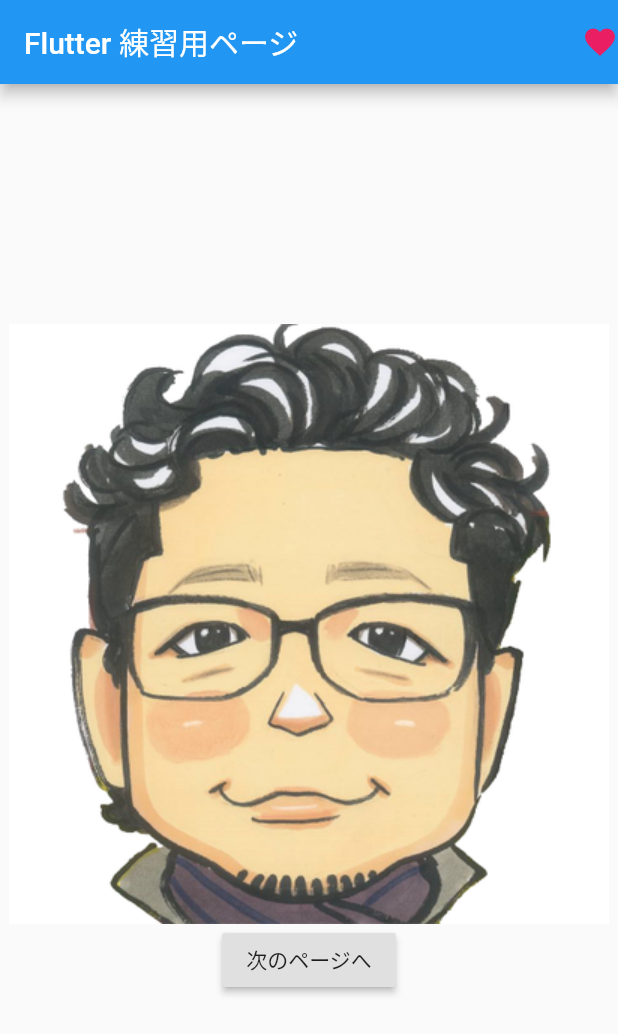
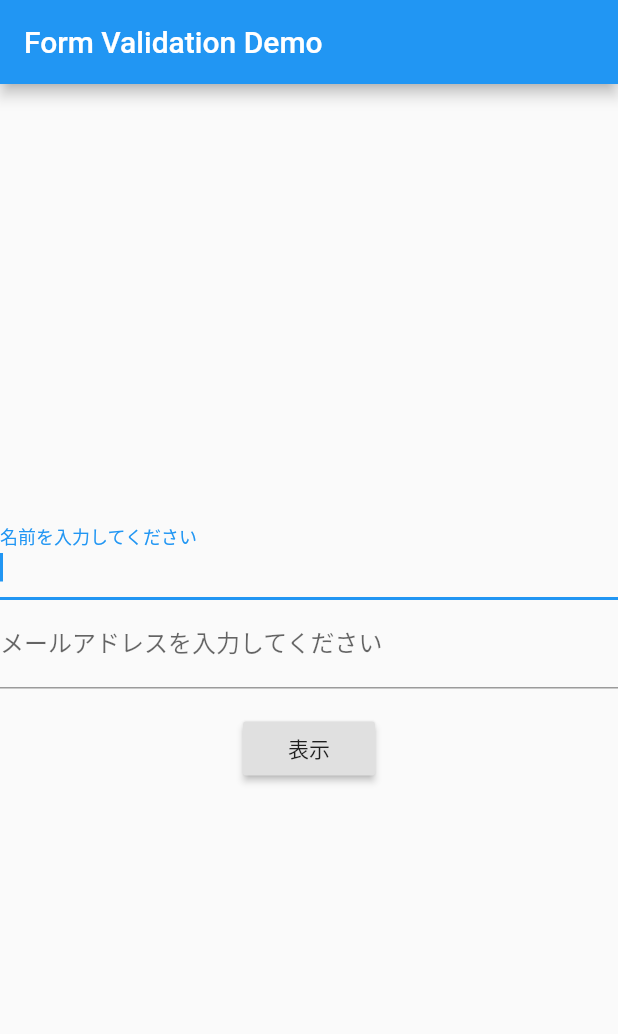
Before and after one commit to ari526msx/roadfor, a Flutter app: the screen it shows after launch, on a phone screen of 412 x 824 dp. Shown: the top 1034 px of the screen. Run offline on Flutter 3.47's test engine with Material 2 defaults, Android fonts, the phone set to English and light mode, and no system bars.

Commit message:
テキストボックス TextBox フォーム入力

```diff
--- a/lib/main.dart
+++ b/lib/main.dart
@@ -9,62 +9,82 @@ void main() {
 class MyApp extends StatelessWidget {
   @override
   Widget build(BuildContext context) {
+    final appTitle = 'Form Validation Demo';
     return MaterialApp(
-      title: 'Flutter Demo',
       theme: ThemeData(
         primarySwatch: Colors.blue,
         visualDensity: VisualDensity.adaptivePlatformDensity,
       ),
-      home: MyHomePage(title: 'Flutter 練習用ページ'),
+      title: appTitle,
+      home: Scaffold(
+        appBar: AppBar(
+          title: Text(appTitle),
+        ),
+        body: MyHomePage(),
+      ),
     );
   }
 }
 
 class MyHomePage extends StatefulWidget {
-  MyHomePage({Key key, this.title}) : super(key: key);
-  final String title;
-
   @override
   _MyHomePageState createState() => _MyHomePageState();
 }
 
 class _MyHomePageState extends State<MyHomePage> {
   String sResult = '次のページへ';
-
+  final ctrlUserName = TextEditingController();
+  final ctrlMailAddr = TextEditingController();
   @override
   Widget build(BuildContext context) {
-    return Scaffold(
-      appBar: AppBar(
-        title: Text(widget.title),
-        actions: <Widget>[
-          Icon(
-            Icons.favorite,
-            color: Colors.pink,
-            size: 24.0,
-            semanticLabel: 'Text to announce in accessibility modes',
+    final _formKey = GlobalKey<FormState>();
+    bool ret;
+    return Form(
+      key: _formKey,
+      child: Column(
+        mainAxisAlignment: MainAxisAlignment.center,
+        crossAxisAlignment: CrossAxisAlignment.center,
+        children: <Widget>[
+          TextFormField(
+            autofocus: true,
+            controller: ctrlUserName,
+            decoration: InputDecoration(
+                labelText: '名前を入力してください',
+            ),
+            validator: (value) {
+              if (value.isEmpty) {
+                return 'お名前は必須です。';
+              }
+              return null;
+            },
+          ),
+          TextFormField(
+            controller: ctrlMailAddr,
+            decoration: InputDecoration(
+              labelText: 'メールアドレスを入力してください',
+            ),
+            validator: (value) {
+              if (value.isEmpty) {
+                return 'メールアドレスは必須です。';
+              }
+              return null;
+            },
+          ),
+          Padding(
+            padding: const EdgeInsets.symmetric(vertical: 16.0),
+            child: RaisedButton(
+              child: Text('表示'),
+              onPressed: () {
+                  print(ctrlUserName.text + ', ' + ctrlMailAddr.text);
+                  if (ret = _formKey.currentState.validate()) {
+                    Scaffold.of(context).showSnackBar(
+                        SnackBar(content: Text(ctrlUserName.text + ', ' + ctrlMailAddr.text))
+                    );
+                  }
+              },
+            ),
           ),
         ],
-      ),
-      body: Container(
-        width: double.infinity,
-        child: Column(
-          mainAxisAlignment: MainAxisAlignment.center,
-          crossAxisAlignment: CrossAxisAlignment.center,
-          children: <Widget>[
-            Image.asset('images/usj-kohjiro-400x400.png'),
-            RaisedButton(
-              child: Text(sResult),
-              onPressed: () async {
-                final result = await Navigator.push(
-                  context,
-                  MaterialPageRoute(builder: (context) => NextPage('1ページ目から渡した文字列')),
-                );
-                sResult = result;
-                print(sResult);
-              },
-            ),
-          ],
-        )
       ),
     );
   }
```
